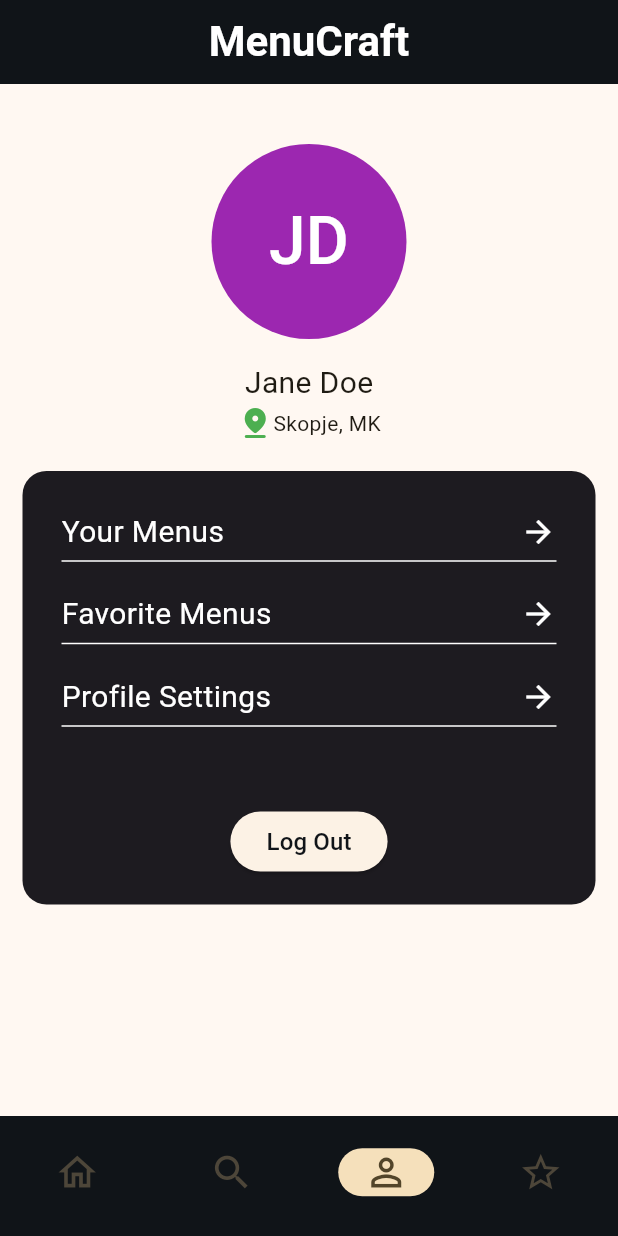
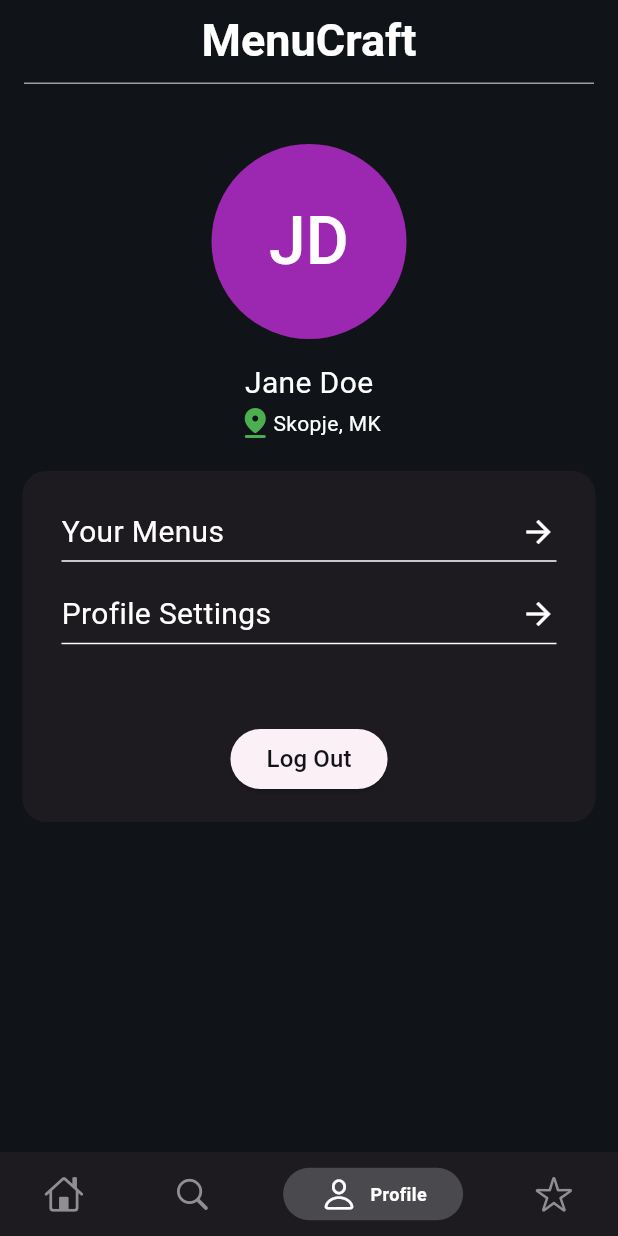
Before and after one commit to vuevska/MenuCraft, a Flutter app: the screen it shows after launch, item 3 of the bottom bar chosen, on a phone screen of 412 x 824 dp. Run offline on Flutter 3.47's test engine with Material 3 defaults, Android fonts, the light colour scheme and no system bars; drawn by our look-alikes of persistent_bottom_nav_bar; missing offline and left inert: mobile_scanner.

Commit message:
Favorites page cards + persistent bottom navigation + reordering of the code

```diff
--- a/lib/constants/body_pages.dart
+++ /dev/null
@@ -1,14 +0,0 @@
-import 'package:flutter/material.dart';
-import 'package:menu_craft/pages/favourites_page.dart';
-import 'package:menu_craft/pages/home_page.dart';
-import 'package:menu_craft/pages/profile_page.dart';
-import 'package:menu_craft/pages/search_page.dart';
-
-class BodyPages {
-  static List<Widget> pages = const [
-    HomePage(),
-    SearchPage(),
-    ProfilePage(),
-    FavouritesPage()
-  ];
-}
--- a/lib/constants/navigation_icons.dart
+++ /dev/null
@@ -1,12 +0,0 @@
-import 'package:flutter/material.dart';
-
-class NavigationIcons {
-  static const double iconSize = 30;
-
-  static const List<Icon> icons = [
-    Icon(Icons.home_outlined, size: iconSize),
-    Icon(Icons.search, size: iconSize),
-    Icon(Icons.person_outline, size: iconSize),
-    Icon(Icons.star_border, size: iconSize),
-  ];
-}
--- /dev/null
+++ b/lib/constants/routes.dart
@@ -0,0 +1,7 @@
+const String initialRoute = "/";
+const String scannerRoute = '/scanner';
+const String searchRoute = "/search";
+const String profileRoute = '/profile';
+const String favoritesRoute = '/favorites';
+const String profileSettingsRoute = '/profile/settings';
+const String profileOwnerMenus = '/profile/menus';
--- a/lib/main.dart
+++ b/lib/main.dart
@@ -1,8 +1,12 @@
 import 'package:flutter/material.dart';
-import 'package:menu_craft/constants/body_pages.dart';
-import 'package:menu_craft/constants/navigation_icons.dart';
+import 'package:menu_craft/constants/routes.dart';
+import 'package:menu_craft/pages/favourites_page.dart';
+import 'package:menu_craft/pages/profile/owner_menus.dart';
+import 'package:menu_craft/pages/profile/profile_page.dart';
+import 'package:menu_craft/pages/profile/profile_settings_page.dart';
+import 'package:menu_craft/pages/root_page.dart';
 import 'package:menu_craft/pages/scan_qr_page.dart';
-import 'package:menu_craft/widgets/bottom_navigation/navigation_destination.dart';
+import 'package:menu_craft/pages/search_page.dart';
 
 void main() {
   runApp(const MyApp());
@@ -19,66 +23,25 @@ class MyApp extends StatelessWidget {
         useMaterial3: true,
 
         colorScheme: ColorScheme.fromSeed(
-          seedColor: Colors.amber,
-          secondary: Color.fromRGBO(74, 68, 88, 1),
-          primaryContainer: Color.fromRGBO(74, 68, 88, 1),
-          primary: Color.fromRGBO(16, 20, 24, 1),
+          seedColor: Colors.purple,
+          secondary: const Color.fromRGBO(74, 68, 88, 1),
+          primaryContainer: const Color.fromRGBO(74, 68, 88, 1),
+          primary: const Color.fromRGBO(16, 20, 24, 1),
         ),
         cardColor: const Color.fromRGBO(236, 230, 240, 1),
         canvasColor: const Color.fromRGBO(16, 20, 24, 1),
         // colorScheme: const ColorScheme.dark(secondary: Color.fromRGBO(74, 68, 88, 1)),
       ),
+      initialRoute: initialRoute,
       routes: {
-        '/scanner': (context) => const QrScanner(),
+        scannerRoute: (context) => const QrScanner(),
+        searchRoute: (context) => const SearchPage(),
+        profileRoute: (context) => const ProfilePage(),
+        favoritesRoute: (context) => const FavoritesPage(),
+        profileSettingsRoute: (context) => const ProfileSettingsPage(),
+        profileOwnerMenus: (context) => const OwnerMenus(),
       },
       home: const RootPage(),
     );
   }
 }
-
-class RootPage extends StatefulWidget {
-  const RootPage({super.key});
-
-  @override
-  State<RootPage> createState() => _RootPageState();
-}
-
-class _RootPageState extends State<RootPage> {
-  int currentPage = 0;
-
-  @override
-  Widget build(BuildContext context) {
-    return Scaffold(
-      appBar: AppBar(
-        // leading: IconButton(
-        //   icon: Image.asset('images/logo.jpg'),
-        //   onPressed: () {},
-        // ),
-        backgroundColor: const Color.fromRGBO(16, 20, 24, 1),
-        title: const Center(
-          child: Text(
-            'MenuCraft',
-            style: TextStyle(
-                fontWeight: FontWeight.bold,
-                fontSize: 28.0,
-                color: Colors.white),
-          ),
-        ),
-      ),
-      body: BodyPages.pages[currentPage],
-      bottomNavigationBar: NavigationBar(
-        backgroundColor: const Color.fromRGBO(16, 20, 24, 1),
-        overlayColor: MaterialStateProperty.all(Colors.amber),
-        destinations: NavigationIcons.icons
-            .map((icon) => navigationDestination(icon))
-            .toList(),
-        onDestinationSelected: (int index) {
-          setState(() {
-            currentPage = index;
-          });
-        },
-        selectedIndex: currentPage,
-      ),
-    );
-  }
-}
--- /dev/null
+++ b/lib/models/restaurant.dart
@@ -0,0 +1,11 @@
+class Restaurant {
+  final String name;
+  final String location;
+  final String imagePath;
+
+  Restaurant({
+    required this.name,
+    required this.location,
+    required this.imagePath,
+  });
+}
--- a/lib/pages/favourites_page.dart
+++ b/lib/pages/favourites_page.dart
@@ -1,8 +1,10 @@
 import 'package:flutter/material.dart';
+import 'package:menu_craft/models/restaurant.dart';
+import 'package:menu_craft/widgets/appbar/custom_appbar.dart';
 import 'package:menu_craft/widgets/favorites/favorite_restaurant_card.dart';
 
-class FavouritesPage extends StatelessWidget {
-  const FavouritesPage({Key? key});
+class FavoritesPage extends StatelessWidget {
+  const FavoritesPage({Key? key});
 
   @override
   Widget build(BuildContext context) {
@@ -21,7 +23,10 @@ class FavouritesPage extends StatelessWidget {
     ];
 
     return Scaffold(
-      body: Padding(
+      appBar: const CustomAppBar(),
+      body: Container(
+        color: Theme.of(context).primaryColor,
+        child: Padding(
           padding: const EdgeInsets.only(top: 22.0),
           child: ListView.builder(
             padding: const EdgeInsets.symmetric(horizontal: 16.0),
@@ -33,19 +38,7 @@ class FavouritesPage extends StatelessWidget {
             },
           ),
         ),
+      ),
     );
   }
 }
-
-// TODO: ova da se odnese vo papka models
-class Restaurant {
-  final String name;
-  final String location;
-  final String imagePath;
-
-  Restaurant({
-    required this.name,
-    required this.location,
-    required this.imagePath,
-  });
-}
--- a/lib/pages/home_page.dart
+++ b/lib/pages/home_page.dart
@@ -1,4 +1,5 @@
 import 'package:flutter/material.dart';
+import 'package:menu_craft/widgets/appbar/custom_appbar.dart';
 
 import '../widgets/home_page/card_button.dart';
 
@@ -8,7 +9,9 @@ class HomePage extends StatelessWidget {
   @override
   Widget build(BuildContext context) {
     return Scaffold(
+      appBar: const CustomAppBar(),
       body: Container(
+        padding: const EdgeInsets.only(top: 10.0),
         color: Theme.of(context).primaryColor,
         child: const CardButton(),
       ),
--- /dev/null
+++ b/lib/pages/profile/owner_menus.dart
@@ -0,0 +1,30 @@
+import 'package:flutter/material.dart';
+
+class OwnerMenus extends StatefulWidget {
+  const OwnerMenus({super.key});
+
+  @override
+  State<OwnerMenus> createState() => _OwnerMenusState();
+}
+
+class _OwnerMenusState extends State<OwnerMenus> {
+  @override
+  Widget build(BuildContext context) {
+    return Scaffold(
+      body: Container(
+        padding: const EdgeInsets.only(top: 60.0),
+        child: Column(
+          children: [
+            GestureDetector(
+              onTap: () {
+                Navigator.pop(context);
+              },
+              child: const Icon(Icons.arrow_back),
+            ),
+            const Text("Owner Menus"),
+          ],
+        ),
+      ),
+    );
+  }
+}
--- /dev/null
+++ b/lib/pages/profile/profile_page.dart
@@ -0,0 +1,27 @@
+import 'package:flutter/material.dart';
+import 'package:menu_craft/widgets/appbar/custom_appbar.dart';
+import 'package:menu_craft/widgets/profile/profile_buttons.dart';
+import 'package:menu_craft/widgets/profile/profile_information.dart';
+
+class ProfilePage extends StatelessWidget {
+  const ProfilePage({Key? key});
+
+  @override
+  Widget build(BuildContext context) {
+    return Scaffold(
+      appBar: const CustomAppBar(),
+      body: Container(
+        color: Theme.of(context).primaryColor,
+        child: const Center(
+          child: Column(
+            crossAxisAlignment: CrossAxisAlignment.center,
+            children: [
+              ProfileInformation(),
+              ProfileButtons(),
+            ],
+          ),
+        ),
+      ),
+    );
+  }
+}
--- /dev/null
+++ b/lib/pages/profile/profile_settings_page.dart
@@ -0,0 +1,30 @@
+import 'package:flutter/material.dart';
+
+class ProfileSettingsPage extends StatefulWidget {
+  const ProfileSettingsPage({super.key});
+
+  @override
+  State<ProfileSettingsPage> createState() => _ProfileSettingsPageState();
+}
+
+class _ProfileSettingsPageState extends State<ProfileSettingsPage> {
+  @override
+  Widget build(BuildContext context) {
+    return Scaffold(
+      body: Container(
+        padding: const EdgeInsets.only(top: 60.0),
+        child: Column(
+          children: [
+            GestureDetector(
+              onTap: () {
+                Navigator.pop(context);
+              },
+              child: const Icon(Icons.arrow_back),
+            ),
+            const Text("Profile settings"),
+          ],
+        ),
+      ),
+    );
+  }
+}
--- a/lib/pages/profile_page.dart
+++ /dev/null
@@ -1,99 +0,0 @@
-import 'package:flutter/material.dart';
-import 'package:menu_craft/widgets/profile/menu_item.dart';
-
-class ProfilePage extends StatelessWidget {
-  const ProfilePage({Key? key});
-
-  @override
-  Widget build(BuildContext context) {
-    return Scaffold(
-      body: Center(
-        child: Column(
-          crossAxisAlignment: CrossAxisAlignment.center,
-          children: [
-            Container(
-              padding: const EdgeInsets.only(top: 40),
-              margin: const EdgeInsets.only(bottom: 10),
-              child: const Column(
-                children: [
-                  CircleAvatar(
-                    radius: 65,
-                    backgroundColor: Colors.purple,
-                    child: Text(
-                      'JD',
-                      style: TextStyle(fontSize: 44, color: Colors.white),
-                    ),
-                  ),
-                  SizedBox(height: 15),
-                  Text(
-                    'Jane Doe',
-                    style: TextStyle(fontSize: 20),
-                  ),
-                  Row(
-                    mainAxisAlignment: MainAxisAlignment.center,
-                    children: [
-                      Icon(
-                        Icons.pin_drop_rounded,
-                        color: Colors.green,
-                      ),
-                      Text(
-                        'Skopje, MK',
-                      )
-                    ],
-                  )
-                ],
-              ),
-            ),
-            Container(
-              width: MediaQuery.of(context).size.width - 30,
-              decoration: BoxDecoration(
-                borderRadius: BorderRadius.circular(16.0),
-                color: const Color.fromRGBO(29, 27, 32, 1),
-              ),
-              margin: const EdgeInsets.only(top: 10),
-              padding: const EdgeInsets.all(18),
-              child: Column(
-                crossAxisAlignment: CrossAxisAlignment.center,
-                mainAxisAlignment: MainAxisAlignment.center,
-                children: [
-                  // TODO: dodadi funkcii za prenosacuvanje kon drugi stranici
-                  const ProfileMenuItem(title: "Your Menus"),
-                  ProfileMenuItem(
-                    title: "Favorite Menus",
-                    onTap: () {},
-                  ),
-                  const ProfileMenuItem(title: "Profile Settings"),
-                  const SizedBox(height: 40),
-                  ElevatedButton(
-                    onPressed: () {},
-                    child: const Text(
-                      'Log Out',
-                      style: TextStyle(fontSize: 16),
-                    ),
-                  ),
-                ],
-              ),
-            ),
-          ],
-        ),
-      ),
-    );
-  }
-}
-
-class SectionItem extends StatelessWidget {
-  final String title;
-
-  const SectionItem({super.key, required this.title});
-
-  @override
-  Widget build(BuildContext context) {
-    return Padding(
-      padding: const EdgeInsets.symmetric(vertical: 8.0),
-      child: Text(
-        title,
-        style: const TextStyle(fontSize: 16, fontWeight: FontWeight.bold),
-      ),
-    );
-  }
-}
--- /dev/null
+++ b/lib/pages/root_page.dart
@@ -0,0 +1,90 @@
+import 'package:flutter/cupertino.dart';
+import 'package:flutter/material.dart';
+import 'package:menu_craft/pages/favourites_page.dart';
+import 'package:menu_craft/pages/home_page.dart';
+import 'package:menu_craft/pages/profile/profile_page.dart';
+import 'package:menu_craft/pages/search_page.dart';
+import 'package:persistent_bottom_nav_bar/persistent-tab-view.dart';
+
+class RootPage extends StatefulWidget {
+  const RootPage({super.key});
+
+  @override
+  State<RootPage> createState() => _RootPageState();
+}
+
+class _RootPageState extends State<RootPage> {
+  int currentPage = 0;
+  final PersistentTabController _controller =
+      PersistentTabController(initialIndex: 0);
+
+  List<Widget> _buildScreens() {
+    return [
+      const HomePage(),
+      const SearchPage(),
+      const ProfilePage(),
+      const FavoritesPage(),
+    ];
+  }
+
+  List<PersistentBottomNavBarItem> _navBarsItems() {
+    return [
+      PersistentBottomNavBarItem(
+        icon: const Icon(CupertinoIcons.home),
+        title: ("Home"),
+        activeColorPrimary: CupertinoColors.white,
+        inactiveColorPrimary: CupertinoColors.systemGrey,
+      ),
+      PersistentBottomNavBarItem(
+        icon: const Icon(CupertinoIcons.search),
+        title: ("Search"),
+        activeColorPrimary: CupertinoColors.white,
+        inactiveColorPrimary: CupertinoColors.systemGrey,
+      ),
+      PersistentBottomNavBarItem(
+        icon: const Icon(CupertinoIcons.person),
+        title: ("Profile"),
+        activeColorPrimary: CupertinoColors.white,
+        inactiveColorPrimary: CupertinoColors.systemGrey,
+      ),
+      PersistentBottomNavBarItem(
+        icon: const Icon(CupertinoIcons.star),
+        title: ("Favorites"),
+        activeColorPrimary: CupertinoColors.white,
+        inactiveColorPrimary: CupertinoColors.systemGrey,
+      ),
+    ];
+  }
+
+  @override
+  Widget build(BuildContext context) {
+    return PersistentTabView(
+      context,
+      controller: _controller,
+      screens: _buildScreens(),
+      items: _navBarsItems(),
+      confineInSafeArea: true,
+      backgroundColor: const Color.fromRGBO(29, 27, 32, 1),
+      handleAndroidBackButtonPress: true,
+      resizeToAvoidBottomInset: true,
+      stateManagement: true,
+      hideNavigationBarWhenKeyboardShows: true,
+      decoration: NavBarDecoration(
+        borderRadius: BorderRadius.circular(0),
+        colorBehindNavBar: Colors.white,
+      ),
+      popAllScreensOnTapOfSelectedTab: true,
+      popActionScreens: PopActionScreensType.all,
+      itemAnimationProperties: const ItemAnimationProperties(
+        duration: Duration(milliseconds: 200),
+        curve: Curves.ease,
+      ),
+      screenTransitionAnimation: const ScreenTransitionAnimation(
+        animateTabTransition: true,
+        curve: Curves.ease,
+        duration: Duration(milliseconds: 200),
+      ),
+      navBarStyle: NavBarStyle.style1,
+    );
+  }
+}
--- a/lib/pages/search_page.dart
+++ b/lib/pages/search_page.dart
@@ -1,4 +1,5 @@
 import 'package:flutter/material.dart';
+import 'package:menu_craft/widgets/appbar/custom_appbar.dart';
 
 class SearchPage extends StatelessWidget {
   const SearchPage({super.key});
@@ -6,6 +7,7 @@ class SearchPage extends StatelessWidget {
   @override
   Widget build(BuildContext context) {
     return const Scaffold(
+      appBar: CustomAppBar(),
       body: Text('Search Page'),
     );
   }
--- /dev/null
+++ b/lib/widgets/appbar/custom_appbar.dart
@@ -0,0 +1,35 @@
+import 'package:flutter/material.dart';
+
+class CustomAppBar extends StatelessWidget implements PreferredSizeWidget {
+  const CustomAppBar({Key? key}) : super(key: key);
+
+  @override
+  Widget build(BuildContext context) {
+    return AppBar(
+      backgroundColor: const Color.fromRGBO(16, 20, 24, 1),
+      title: const Center(
+        child: Text(
+          'MenuCraft',
+          style: TextStyle(
+            fontWeight: FontWeight.bold,
+            fontSize: 30.0,
+            color: Colors.white,
+          ),
+        ),
+      ),
+      bottom: PreferredSize(
+        preferredSize: const Size.fromHeight(0.5),
+        child: Padding(
+          padding: const EdgeInsets.symmetric(horizontal: 16.0),
+          child: Container(
+            color: Colors.grey,
+            height: 1.0,
+          ),
+        ),
+      ),
+    );
+  }
+
+  @override
+  Size get preferredSize => const Size.fromHeight(kToolbarHeight);
+}
--- a/lib/widgets/bottom_navigation/navigation_destination.dart
+++ /dev/null
@@ -1,11 +0,0 @@
-import 'package:flutter/material.dart';
-
-Widget navigationDestination(Icon icon) {
-  return Padding(
-    padding: const EdgeInsets.only(top: 15.0),
-    child: NavigationDestination(
-      icon: icon,
-      label: '',
-    ),
-  );
-}
--- a/lib/widgets/favorites/favorite_restaurant_card.dart
+++ b/lib/widgets/favorites/favorite_restaurant_card.dart
@@ -1,5 +1,5 @@
 import 'package:flutter/material.dart';
-import 'package:menu_craft/pages/favourites_page.dart';
+import 'package:menu_craft/models/restaurant.dart';
 
 class FavoriteRestaurantCard extends StatelessWidget {
   final Restaurant restaurant;
--- a/lib/widgets/home_page/card_button.dart
+++ b/lib/widgets/home_page/card_button.dart
@@ -1,5 +1,5 @@
 import 'package:flutter/material.dart';
-
+import 'package:menu_craft/pages/scan_qr_page.dart';
 
 class CardButton extends StatelessWidget {
   const CardButton({super.key});
@@ -19,7 +19,10 @@ class CardButton extends StatelessWidget {
           )),
         ),
         onPressed: () {
-          Navigator.pushNamed(context, '/scanner');
+          Navigator.push(
+            context,
+            MaterialPageRoute(builder: (context) => const QrScanner()),
+          );
         },
         child: const Padding(
           padding: EdgeInsets.all(16.0),
--- /dev/null
+++ b/lib/widgets/profile/profile_buttons.dart
@@ -0,0 +1,65 @@
+import 'package:flutter/cupertino.dart';
+import 'package:flutter/material.dart';
+import 'package:menu_craft/pages/profile/owner_menus.dart';
+import 'package:menu_craft/pages/profile/profile_settings_page.dart';
+import 'package:menu_craft/widgets/profile/menu_item.dart';
+
+class ProfileButtons extends StatefulWidget {
+  const ProfileButtons({super.key});
+
+  @override
+  State<ProfileButtons> createState() => _ProfileButtonsState();
+}
+
+class _ProfileButtonsState extends State<ProfileButtons> {
+  @override
+  Widget build(BuildContext context) {
+    return Container(
+      width: MediaQuery.of(context).size.width - 30,
+      decoration: BoxDecoration(
+        borderRadius: BorderRadius.circular(16.0),
+        color: const Color.fromRGBO(29, 27, 32, 1),
+      ),
+      margin: const EdgeInsets.only(top: 10),
+      padding: const EdgeInsets.all(18),
+      child: Column(
+        crossAxisAlignment: CrossAxisAlignment.center,
+        mainAxisAlignment: MainAxisAlignment.center,
+        children: [
+          ProfileMenuItem(
+            title: "Your Menus",
+            onTap: () {
+              Navigator.of(context).push(
+                CupertinoPageRoute(
+                  builder: (BuildContext context) {
+                    return const OwnerMenus();
+                  },
+                ),
+              );
+            },
+          ),
+          ProfileMenuItem(
+            title: "Profile Settings",
+            onTap: () {
+              Navigator.of(context).push(
+                CupertinoPageRoute(
+                  builder: (BuildContext context) {
+                    return const ProfileSettingsPage();
+                  },
+                ),
+              );
+            },
+          ),
+          const SizedBox(height: 40),
+          ElevatedButton(
+            onPressed: () {},
+            child: const Text(
+              'Log Out',
+              style: TextStyle(fontSize: 16),
+            ),
+          ),
+        ],
+      ),
+    );
+  }
+}
--- /dev/null
+++ b/lib/widgets/profile/profile_information.dart
@@ -0,0 +1,54 @@
+import 'package:flutter/material.dart';
+
+class ProfileInformation extends StatefulWidget {
+  const ProfileInformation({super.key});
+
+  @override
+  State<ProfileInformation> createState() => _ProfileInformationState();
+}
+
+class _ProfileInformationState extends State<ProfileInformation> {
+  @override
+  Widget build(BuildContext context) {
+    return Container(
+      padding: const EdgeInsets.only(top: 40),
+      margin: const EdgeInsets.only(bottom: 10),
+      child: const Column(
+        children: [
+          CircleAvatar(
+            radius: 65,
+            backgroundColor: Colors.purple,
+            child: Text(
+              'JD',
+              style: TextStyle(
+                fontSize: 44,
+                color: Colors.white,
+              ),
+            ),
+          ),
+          SizedBox(height: 15),
+          Text(
+            'Jane Doe',
+            style: TextStyle(
+              fontSize: 20,
+              color: Colors.white,
+            ),
+          ),
+          Row(
+            mainAxisAlignment: MainAxisAlignment.center,
+            children: [
+              Icon(
+                Icons.pin_drop_rounded,
+                color: Colors.green,
+              ),
+              Text(
+                'Skopje, MK',
+                style: TextStyle(color: Colors.white),
+              )
+            ],
+          )
+        ],
+      ),
+    );
+  }
+}
--- a/pubspec.yaml
+++ b/pubspec.yaml
@@ -36,6 +36,7 @@ dependencies:
   cupertino_icons: ^1.0.2
   animations: ^2.0.11
   mobile_scanner: ^4.0.0
+  persistent_bottom_nav_bar: ^4.0.2
 
 dev_dependencies:
   flutter_test:
```
Also changed, not shown: pubspec.lock. Lines whose indentation alone changed are shown as unchanged.
